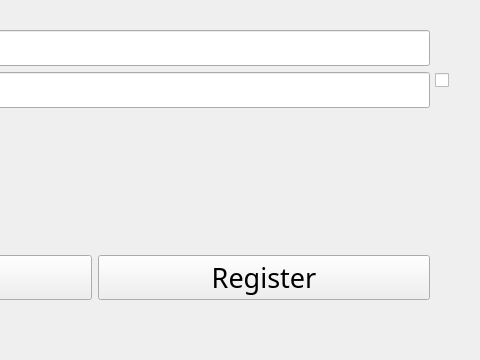
Before: the Qt Designer form MemoryTrainingPY/resources/ui/authorization.ui in ElliotMoran/MemoryTrainingPY, drawn with Qt 5; both pictures show x 260 to 740 and y 0 to 360 of the 740 by 360 pixel window.
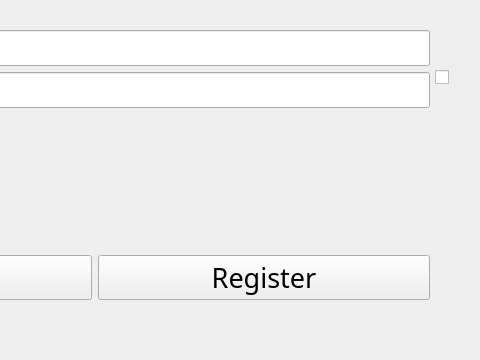
After: the same form once the commit is applied.

Patch:
```diff
--- a/MemoryTrainingPY/resources/ui/authorization.ui
+++ b/MemoryTrainingPY/resources/ui/authorization.ui
@@ -162,7 +162,7 @@
    <property name="geometry">
     <rect>
      <x>695</x>
-     <y>70</y>
+     <y>67</y>
      <width>23</width>
      <height>20</height>
     </rect>
```
